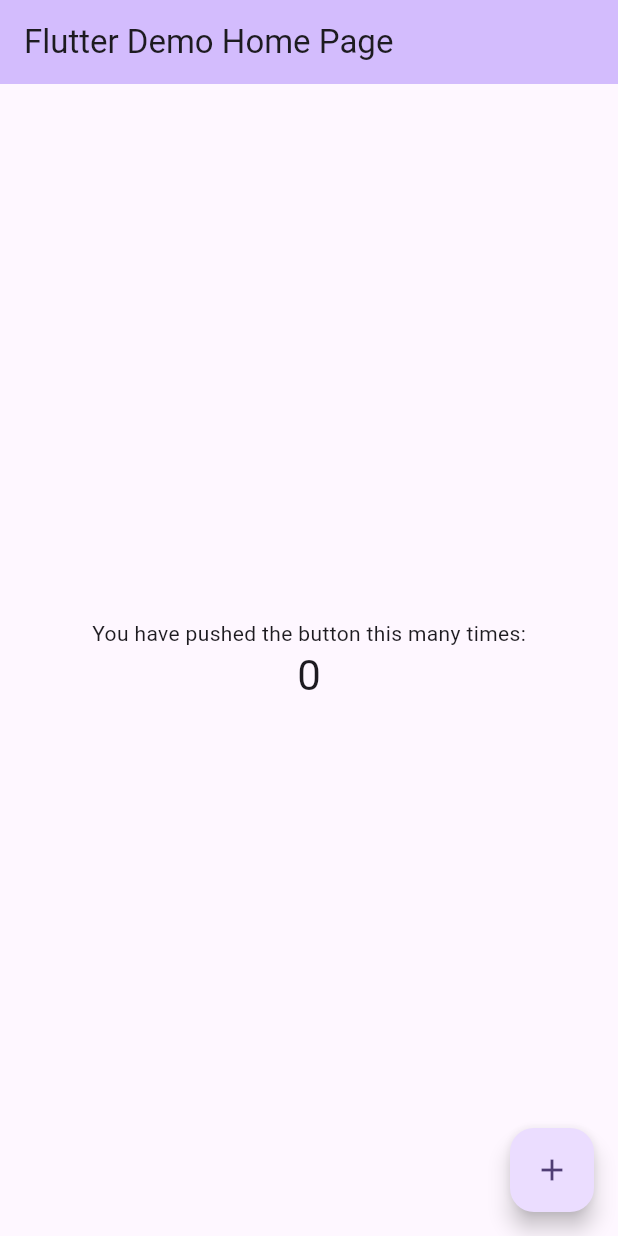
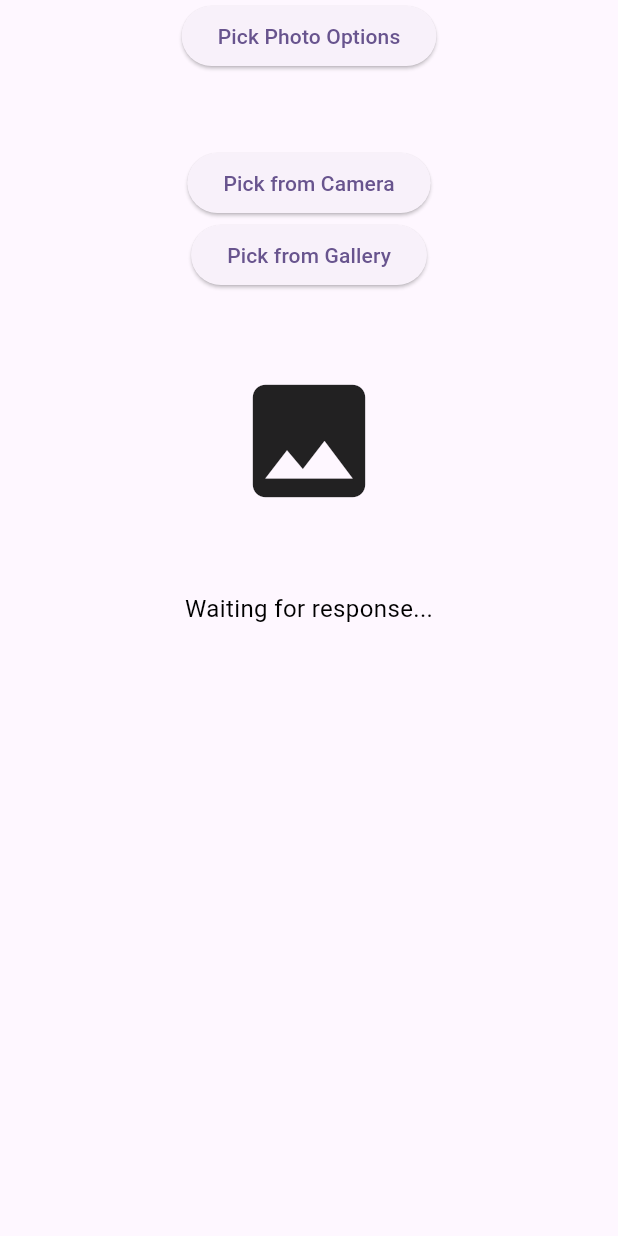
Before and after one commit to dionis/reciclamx_ai, a Flutter app: the screen it shows after launch, on a phone screen of 412 x 824 dp. Run offline on Flutter 3.47's test engine with Material 3 defaults, Android fonts, the light colour scheme and no system bars; our stand-ins replace flutter_dotenv, google_generative_ai, image_picker.

Commit message:
Add two functionalities to pickeup photos from camera and Galery

```diff
--- a/lib/main.dart
+++ b/lib/main.dart
@@ -2,6 +2,8 @@
 import 'package:flutter/services.dart';
 import 'package:flutter_dotenv/flutter_dotenv.dart';
 import 'package:google_generative_ai/google_generative_ai.dart';
+import 'package:reciclamx_ai/src/pages/home_pages.dart';
+import 'package:reciclamx_ai/src/pages/pickupWastePhoto_page.dart';
 
 // void main() {
 //   //Read GOOGLE_GEMINI_KEY from environement
@@ -30,7 +32,7 @@
     final GEMINI_KEY = dotenv.env['GOOGLE_API_KEY'];
 
     return MaterialApp(
-      title: 'Flutter Demo',
+      title: 'My Smart Recycling',
       debugShowCheckedModeBanner: false,
       theme: ThemeData(
         // This is the theme of your application.
@@ -51,10 +53,17 @@
         colorScheme: ColorScheme.fromSeed(seedColor: Colors.deepPurple),
         useMaterial3: true,
       ),
-      home: MyHomePage(
-        title: 'Flutter Demo Home Page',
-        apiKey: GEMINI_KEY ?? '',
-      ),
+
+      //initialRoute: 'home',
+      //routes: {'home': (BuildContext context) => HomePage()},
+
+      initialRoute: 'home',
+      routes: {'home': (BuildContext context) => PickupWastePhoto()},
+
+      // home: MyHomePage(
+      //   title: 'Flutter Demo Home Page',
+      //   apiKey: GEMINI_KEY ?? '',
+      // ),
     );
   }
 }
--- /dev/null
+++ b/lib/src/pages/pickupWastePhoto_page.dart
@@ -0,0 +1,248 @@
+import "dart:io";
+
+import "package:flutter/material.dart";
+import "package:image_picker/image_picker.dart";
+import 'dart:convert';
+import 'package:http/http.dart' as http;
+
+class PickupWastePhoto extends StatefulWidget {
+  const PickupWastePhoto({super.key});
+
+  @override
+  State<PickupWastePhoto> createState() => _PickupWastePhotoState();
+}
+
+class _PickupWastePhotoState extends State<PickupWastePhoto> {
+  String pickerGALLERY = 'Pick from Gallery';
+  String pickerCAMERA = 'Pick from Camera';
+  XFile? photo;
+  String serviceResponse = '';
+  String webServiceResponse = "Waiting for response...";
+
+  @override
+  Widget build(BuildContext context) {
+    return Scaffold(
+        body: Center(
+      child: Column(
+        children: [
+          ElevatedButton(
+              onPressed: () => _showPicker(context),
+              child: const Text("Pick Photo Options")),
+          const SizedBox(height: 50),
+          ElevatedButton(
+              onPressed: () {
+                _imgFromCamera();
+              },
+              child: Text(pickerCAMERA)),
+          ElevatedButton(
+              onPressed: () {
+                _imgFromGallery();
+              },
+              child: Text(pickerGALLERY)),
+          const SizedBox(height: 50),
+          photo == null
+              ? const Icon(Icons.image, size: 100)
+              : Image.file(File(photo!.path), width: 100, height: 100),
+          const SizedBox(height: 50),
+          Expanded(
+            child: SingleChildScrollView(
+              child: Text(
+                webServiceResponse,
+                style: const TextStyle(fontSize: 16, color: Colors.black),
+              ),
+            ),
+          ),
+        ],
+      ),
+    ));
+  }
+
+  void _showPicker(BuildContext context) {
+    showModalBottomSheet(
+        context: context,
+        builder: (BuildContext bc) {
+          return SafeArea(
+            child: Column(
+              children: [
+                ListTile(
+                  leading: const Icon(Icons.photo_library),
+                  title: Text(pickerGALLERY),
+                  onTap: () {
+                    _imgFromGallery();
+                    Navigator.of(context).pop();
+                  },
+                ),
+                ListTile(
+                  leading: const Icon(Icons.photo_camera),
+                  title: Text(pickerCAMERA),
+                  onTap: () {
+                    _imgFromCamera();
+                    Navigator.of(context).pop();
+                  },
+                ),
+              ],
+            ),
+          );
+        });
+  }
+
+  Future _imgFromCamera() async {
+    photo = await ImagePicker().pickImage(source: ImageSource.camera);
+    setState(() {});
+  }
+
+  void _imgFromGallery() async {
+    photo = await ImagePicker().pickImage(source: ImageSource.gallery);
+    setState(() {});
+  }
+
+  // Example function to simulate web service call
+  void fetchWebServiceResponse() async {
+    // Simulate a delay for the web service call
+    await Future.delayed(const Duration(seconds: 2));
+    // Update the response
+    setState(() {
+      webServiceResponse = "Web service response received!";
+    });
+  }
+
+  /**
+  //
+  //import 'dart:convert';
+import 'package:http/http.dart' as http;
+
+void fetchWebServiceResponse() async {
+  final url = Uri.parse('https://example.com/api/endpoint'); // Replace with your web service URL
+
+  try {
+    // Make the HTTP GET request
+    final response = await http.get(url);
+
+    if (response.statusCode == 200) {
+      // Parse the response body
+      final data = json.decode(response.body);
+
+      // Update the response in the UI
+      setState(() {
+        webServiceResponse = data.toString(); // Update this to format the data as needed
+      });
+    } else {
+      // Handle non-200 status codes
+      setState(() {
+        webServiceResponse = 'Error: ${response.statusCode}';
+      });
+    }
+  } catch (e) {
+    // Handle errors
+    setState(() {
+      webServiceResponse = 'Error: $e';
+    });
+  }
+}
+  //Explanation:
+    http.get: Sends a GET request to the specified URL.
+    response.statusCode: Checks the HTTP status code to ensure the request was successful.
+    json.decode: Parses the JSON response body into a Dart object.
+    Error Handling: Catches exceptions and updates the UI with an error message.
+
+  Notes:
+    Replace https://example.com/api/endpoint with the actual URL of your web service.
+    If your web service requires headers or authentication, you can pass them as a second argument to http.get:
+
+  //
+  //
+  // */
+
+  //Send Images and Texto to request to web service
+  /**
+   *
+   * Steps:
+      Add the http package to your pubspec.yaml file if not already added:
+
+      Import the http and dart:io packages:
+
+      Use the http.MultipartRequest to send text and image data.
+   *
+   *
+   * Example Code:
+   *
+   * import 'dart:convert';
+        import 'dart:io';
+        import 'package:http/http.dart' as http;
+
+        Future<void> sendTextAndImage(String text, File imageFile) async {
+          final url = Uri.parse('https://example.com/api/upload'); // Replace with your web service URL
+
+          try {
+            // Create a multipart request
+            var request = http.MultipartRequest('POST', url);
+
+            // Add text as a field
+            request.fields['text'] = text;
+
+            // Add the image as a file
+            var imageStream = http.ByteStream(imageFile.openRead());
+            var imageLength = await imageFile.length();
+            var multipartFile = http.MultipartFile(
+              'image', // Field name for the image
+              imageStream,
+              imageLength,
+              filename: imageFile.path.split('/').last,
+            );
+            request.files.add(multipartFile);
+
+            // Send the request
+            var response = await request.send();
+
+            // Handle the response
+            if (response.statusCode == 200) {
+              var responseBody = await response.stream.bytesToString();
+              print('Response: $responseBody');
+            } else {
+              print('Error: ${response.statusCode}');
+            }
+          } catch (e) {
+            print('Error: $e');
+          }
+}
+   *
+   * Explanation:
+      http.MultipartRequest:
+
+      Used to create a POST request with multipart/form-data content type.
+      Allows you to send both text and files in the same request.
+      request.fields:
+
+      Adds text data to the request.
+      http.MultipartFile:
+
+      Represents the image file to be uploaded.
+      Uses a ByteStream to read the file and includes its length and filename.
+      request.send():
+
+      Sends the request to the server.
+      Response Handling:
+
+      Reads the response stream and handles success or error cases.
+
+        Usage:
+
+        Call the sendTextAndImage function with the text and image file:
+
+        File imageFile = File('/path/to/image.jpg'); // Replace with the actual image file path
+            String text = "Sample text to send";
+
+              sendTextAndImage(text, imageFile);
+
+      Notes:
+          Replace https://example.com/api/upload with your actual web service URL.
+          Ensure the server is configured to handle multipart/form-data requests.
+          If authentication is required, you can add headers to the request
+
+      request.headers['Authorization'] = 'Bearer YOUR_TOKEN';
+
+
+
+
+   */
+}
--- a/pubspec.yaml
+++ b/pubspec.yaml
@@ -32,7 +32,9 @@ dependencies:
   flutter:
     sdk: flutter
   flutter_dotenv: ^5.2.1
+  flutter_staggered_grid_view: ^0.7.0
   google_generative_ai: ^0.4.6
+  image_picker: ^1.1.2
 
 dev_dependencies:
   flutter_lints: ^4.0.0
```
Also changed, not shown: lib/src/pages/details_pages.dart (added, +14 -0 lines), lib/src/pages/home_pages.dart (added, +57 -0 lines), lib/src/widgets/common.dart (added, +113 -0 lines), pubspec.lock, 9 other files.
